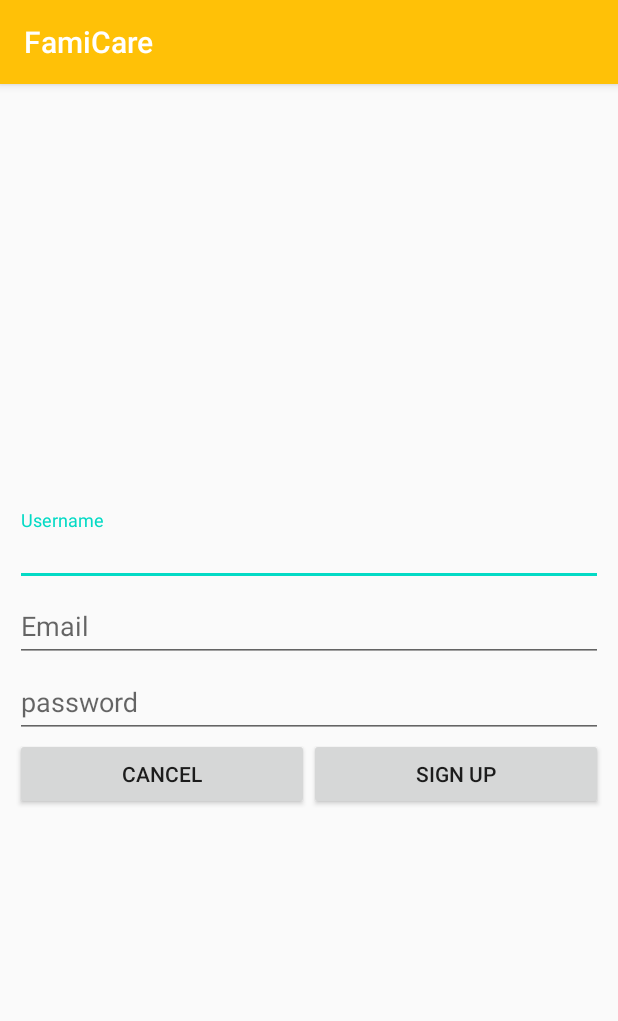
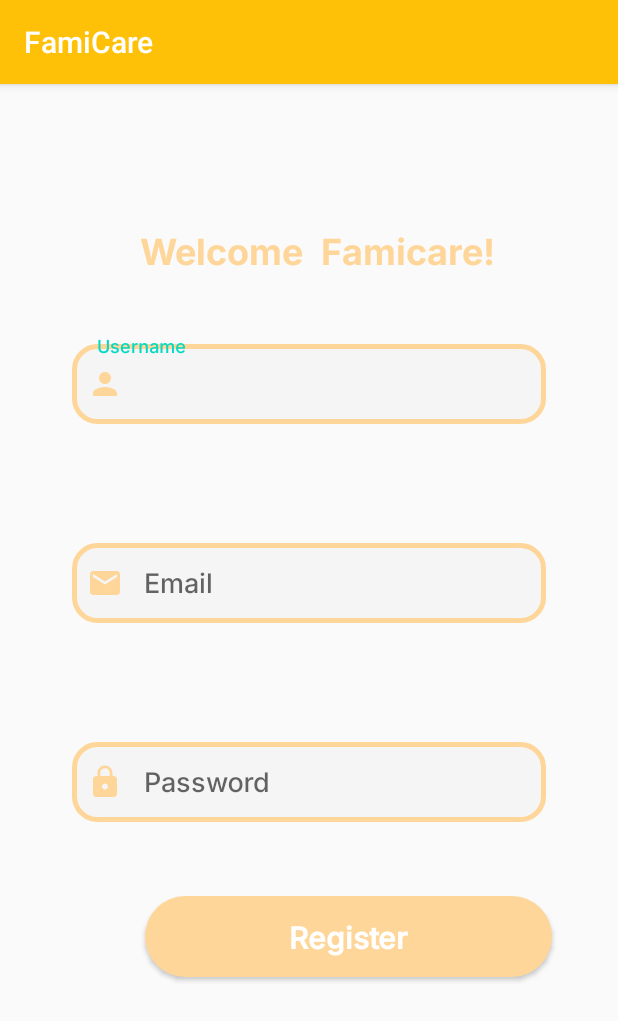
Before and after one commit to ethan91024/FamiCare, an Android app: the Signup screen opened directly, with no data from a screen before it, on a phone screen of 412 x 824 dp. Shown: the top 1021 px of the screen. Run offline under Robolectric (Android 15) with nearby library versions, the phone set to English and light mode, and no system bars; our stand-ins replace Firebase (no records; nobody signed in at launch, a user with empty details on screens opened directly); Roboto replaces fonts that are not available here.

Commit message:
sign up大概拉好(之後再調顏色)

```diff
--- a/app/src/main/java/com/ethan/FamiCare/Signup.java
+++ b/app/src/main/java/com/ethan/FamiCare/Signup.java
@@ -40,7 +40,7 @@ public class Signup extends AppCompatActivity {
         username=findViewById(R.id.username);
         email = findViewById(R.id.email);
         password = findViewById(R.id.password);
-        cancel= findViewById(R.id.cancel);
+        //cancel= findViewById(R.id.cancel);
         signup = findViewById(R.id.signupb);
 
         auth = FirebaseAuth.getInstance();
@@ -64,7 +64,7 @@ public class Signup extends AppCompatActivity {
 
                     }
                 });
-
+/*
         cancel.setOnClickListener(new View.OnClickListener() {
             @Override
             public void onClick(View v) {
@@ -73,6 +73,8 @@ public class Signup extends AppCompatActivity {
 
             }
         });
+
+ */
 
         signup.setOnClickListener(new View.OnClickListener() {
             @Override
--- /dev/null
+++ b/app/src/main/res/drawable/baseline_email_24.xml
@@ -0,0 +1,5 @@
+<vector android:height="24dp" android:tint="#FFD699"
+    android:viewportHeight="24" android:viewportWidth="24"
+    android:width="24dp" xmlns:android="http://schemas.android.com/apk/res/android">
+    <path android:fillColor="@android:color/white" android:pathData="M20,4L4,4c-1.1,0 -1.99,0.9 -1.99,2L2,18c0,1.1 0.9,2 2,2h16c1.1,0 2,-0.9 2,-2L22,6c0,-1.1 -0.9,-2 -2,-2zM20,8l-8,5 -8,-5L4,6l8,5 8,-5v2z"/>
+</vector>
--- /dev/null
+++ b/app/src/main/res/drawable/baseline_lock_24.xml
@@ -0,0 +1,5 @@
+<vector android:height="24dp" android:tint="#FFD699"
+    android:viewportHeight="24" android:viewportWidth="24"
+    android:width="24dp" xmlns:android="http://schemas.android.com/apk/res/android">
+    <path android:fillColor="@android:color/white" android:pathData="M18,8h-1L17,6c0,-2.76 -2.24,-5 -5,-5S7,3.24 7,6v2L6,8c-1.1,0 -2,0.9 -2,2v10c0,1.1 0.9,2 2,2h12c1.1,0 2,-0.9 2,-2L20,10c0,-1.1 -0.9,-2 -2,-2zM12,17c-1.1,0 -2,-0.9 -2,-2s0.9,-2 2,-2 2,0.9 2,2 -0.9,2 -2,2zM15.1,8L8.9,8L8.9,6c0,-1.71 1.39,-3.1 3.1,-3.1 1.71,0 3.1,1.39 3.1,3.1v2z"/>
+</vector>
--- /dev/null
+++ b/app/src/main/res/drawable/baseline_person_24.xml
@@ -0,0 +1,5 @@
+<vector android:height="24dp" android:tint="#FFD699"
+    android:viewportHeight="24" android:viewportWidth="24"
+    android:width="24dp" xmlns:android="http://schemas.android.com/apk/res/android">
+    <path android:fillColor="@android:color/white" android:pathData="M12,12c2.21,0 4,-1.79 4,-4s-1.79,-4 -4,-4 -4,1.79 -4,4 1.79,4 4,4zM12,14c-2.67,0 -8,1.34 -8,4v2h16v-2c0,-2.66 -5.33,-4 -8,-4z"/>
+</vector>
--- a/app/src/main/res/drawable/email_tf.xml
+++ b/app/src/main/res/drawable/email_tf.xml
@@ -1,7 +1,7 @@
 <?xml version="1.0" encoding="utf-8"?>
 <shape xmlns:android="http://schemas.android.com/apk/res/android"
     android:shape="rectangle">
-    <solid android:color="#FFFFFF"/>
+    <solid android:color="#F5F5F5"/>
     <corners android:radius="15dp"/>
 
     <stroke android:width="3dp"
--- a/app/src/main/res/layout/activity_login2.xml
+++ b/app/src/main/res/layout/activity_login2.xml
@@ -27,6 +27,8 @@
             android:layout_marginEnd="14dp"
             android:layout_marginBottom="24dp"
             android:background="@drawable/email_tf"
+            android:drawableLeft="@drawable/baseline_email_24"
+            android:fontFamily="@font/inter_medium"
             android:hint="   Email"
             android:includeFontPadding="false"
             android:inputType="textEmailAddress"
@@ -54,6 +56,8 @@
             android:layout_marginEnd="14dp"
             android:layout_marginBottom="24dp"
             android:background="@drawable/email_tf"
+            android:drawableLeft="@drawable/baseline_lock_24"
+            android:fontFamily="@font/inter_medium"
             android:hint="   Password"
             android:inputType="textPassword"
             android:padding="5dp"
@@ -66,7 +70,7 @@
         android:layout_width="wrap_content"
         android:layout_height="wrap_content"
         android:layout_marginStart="114dp"
-        android:layout_marginTop="25dp"
+        android:layout_marginTop="23dp"
         android:layout_marginEnd="114dp"
         android:layout_marginBottom="3dp"
         android:fontFamily="@font/inder"
@@ -75,20 +79,22 @@
         android:textSize="12sp"
         app:layout_constraintBottom_toTopOf="@+id/signup"
         app:layout_constraintEnd_toEndOf="parent"
-        app:layout_constraintHorizontal_bias="0.489"
+        app:layout_constraintHorizontal_bias="0.0"
         app:layout_constraintStart_toStartOf="parent"
-        app:layout_constraintTop_toBottomOf="@+id/loginb" />
+        app:layout_constraintTop_toBottomOf="@+id/loginb"
+        app:layout_constraintVertical_bias="0.304" />
 
     <Button
         android:id="@+id/loginb"
-        android:layout_width="271dp"
-        android:layout_height="54dp"
+        android:layout_width="308dp"
+        android:layout_height="52dp"
         android:layout_marginStart="137dp"
         android:layout_marginEnd="137dp"
         android:background="@drawable/login_btn"
         android:fontFamily="@font/inter_medium"
         android:text="Log in"
         android:textAllCaps="false"
+        android:textColor="@color/white"
         android:textSize="20sp"
         app:layout_constraintBottom_toBottomOf="parent"
         app:layout_constraintEnd_toEndOf="parent"
@@ -106,7 +112,7 @@
         android:fontFamily="@font/inter_bold"
         android:text="Famicare"
         android:textAllCaps="false"
-        android:textColor="#000000"
+        android:textColor="#FFD699"
         android:textSize="48sp"
         app:layout_constraintBottom_toTopOf="@+id/email"
         app:layout_constraintEnd_toEndOf="parent"
@@ -116,14 +122,15 @@
 
     <Button
         android:id="@+id/signup"
-        android:layout_width="271dp"
-        android:layout_height="54dp"
+        android:layout_width="308dp"
+        android:layout_height="52dp"
         android:layout_marginStart="137dp"
         android:layout_marginEnd="137dp"
         android:background="@drawable/login_btn"
         android:fontFamily="@font/inter_medium"
         android:text="Sign up"
         android:textAllCaps="false"
+        android:textColor="@color/white"
         android:textSize="20sp"
         app:layout_constraintBottom_toBottomOf="parent"
         app:layout_constraintEnd_toEndOf="parent"
--- a/app/src/main/res/layout/activity_signup.xml
+++ b/app/src/main/res/layout/activity_signup.xml
@@ -1,83 +1,134 @@
 <?xml version="1.0" encoding="utf-8"?>
-<FrameLayout xmlns:android="http://schemas.android.com/apk/res/android"
+<androidx.constraintlayout.widget.ConstraintLayout xmlns:android="http://schemas.android.com/apk/res/android"
     xmlns:app="http://schemas.android.com/apk/res-auto"
     xmlns:tools="http://schemas.android.com/tools"
     android:layout_width="match_parent"
     android:layout_height="match_parent"
     tools:context=".Signup">
-    <LinearLayout
-        android:layout_width="match_parent"
-        android:layout_height="wrap_content"
-        android:layout_gravity="center"
-        android:orientation="vertical">
+
     <com.google.android.material.textfield.TextInputLayout
         android:id="@+id/username"
-            android:layout_width="match_parent"
-            android:layout_height="wrap_content"
-            android:layout_marginStart="10dp"
-            android:layout_marginEnd="10dp"
-            android:hint="Username"
-            app:boxBackgroundMode="outline">
+        android:layout_width="344dp"
+        android:layout_height="61dp"
+        android:layout_marginTop="168dp"
+
+        app:boxBackgroundMode="outline"
+        app:layout_constraintEnd_toEndOf="parent"
+        app:layout_constraintStart_toStartOf="parent"
+        app:layout_constraintTop_toTopOf="parent">
+
         <com.google.android.material.textfield.TextInputEditText
             android:layout_width="match_parent"
-                android:layout_height="match_parent"
-                android:inputType="textPersonName" />
+            android:layout_height="53dp"
+            android:layout_marginStart="14dp"
+            android:layout_marginTop="311dp"
+            android:layout_marginEnd="14dp"
+            android:layout_marginBottom="24dp"
+            android:background="@drawable/email_tf"
+            android:drawableLeft="@drawable/baseline_person_24"
+            android:fontFamily="@font/inter_medium"
+            android:hint="  Username"
+            android:includeFontPadding="false"
+            android:inputType="textPersonName"
+            android:padding="5dp"
+            android:paddingStart="10dp" />
     </com.google.android.material.textfield.TextInputLayout>
 
     <com.google.android.material.textfield.TextInputLayout
         android:id="@+id/email"
-            android:layout_width="match_parent"
-            android:layout_height="wrap_content"
-            android:layout_marginStart="10dp"
-            android:layout_marginEnd="10dp"
-            android:hint="Email"
-            app:boxBackgroundMode="outline">
+        android:layout_width="344dp"
+        android:layout_height="61dp"
+        android:layout_marginTop="20dp"
+        android:layout_marginBottom="20dp"
+        app:boxBackgroundMode="outline"
+        app:layout_constraintBottom_toTopOf="@+id/password"
+        app:layout_constraintEnd_toEndOf="parent"
+        app:layout_constraintStart_toStartOf="parent"
+        app:layout_constraintTop_toBottomOf="@+id/username">
 
         <com.google.android.material.textfield.TextInputEditText
             android:layout_width="match_parent"
-                android:layout_height="match_parent"
-                android:inputType="textEmailAddress" />
+            android:layout_height="53dp"
+            android:layout_marginStart="14dp"
+            android:layout_marginTop="311dp"
+            android:layout_marginEnd="14dp"
+            android:layout_marginBottom="24dp"
+            android:background="@drawable/email_tf"
+            android:drawableLeft="@drawable/baseline_email_24"
+            android:fontFamily="@font/inter_medium"
+            android:hint="   Email"
+            android:includeFontPadding="false"
+            android:inputType="textEmailAddress"
+            android:padding="5dp"
+            android:paddingStart="10dp" />
+
     </com.google.android.material.textfield.TextInputLayout>
 
     <com.google.android.material.textfield.TextInputLayout
         android:id="@+id/password"
-            android:layout_width="match_parent"
-            android:layout_height="wrap_content"
-            android:layout_marginStart="10dp"
-            android:layout_marginEnd="10dp"
-            android:hint="password"
-            app:boxBackgroundMode="outline">
+        android:layout_width="344dp"
+        android:layout_height="61dp"
+        app:boxBackgroundMode="outline"
+        app:layout_constraintBottom_toBottomOf="parent"
+        app:layout_constraintEnd_toEndOf="parent"
+        app:layout_constraintStart_toStartOf="parent"
+        app:layout_constraintTop_toTopOf="parent"
+        app:layout_constraintVertical_bias="0.613">
 
         <com.google.android.material.textfield.TextInputEditText
             android:layout_width="match_parent"
-                android:layout_height="wrap_content"
-                android:inputType="textPassword" />
+            android:layout_height="53dp"
+            android:layout_marginStart="14dp"
+            android:layout_marginTop="311dp"
+            android:layout_marginEnd="14dp"
+            android:layout_marginBottom="24dp"
+            android:background="@drawable/email_tf"
+            android:drawableLeft="@drawable/baseline_lock_24"
+            android:fontFamily="@font/inter_medium"
+            android:hint="   Password"
+            android:inputType="textPassword"
+            android:padding="5dp"
+            android:paddingStart="10dp" />
+
     </com.google.android.material.textfield.TextInputLayout>
-
-        <LinearLayout
-            android:layout_width="match_parent"
-            android:layout_height="wrap_content"
-            android:layout_marginStart="10dp"
-
-            android:layout_marginEnd="10dp"
-            android:weightSum="2">
-
-            <Button
-                android:id="@+id/cancel"
-                android:layout_width="wrap_content"
-                android:layout_height="wrap_content"
-                android:layout_weight="1"
-                android:text="cancel" />
 
     <Button
         android:id="@+id/signupb"
-                android:layout_width="wrap_content"
-                android:layout_height="wrap_content"
-                android:layout_weight="1"
-                android:text="Sign Up" />
+        android:layout_width="271dp"
+        android:layout_height="54dp"
+        android:layout_marginStart="44dp"
+        android:layout_marginTop="40dp"
+        android:layout_marginEnd="44dp"
+        android:background="@drawable/login_btn"
+        android:fontFamily="@font/inter_medium"
+        android:text="Register"
+        android:textAllCaps="false"
+        android:textColor="@color/white"
+        android:textSize="20sp"
+        android:textStyle="bold"
+        app:layout_constraintBottom_toBottomOf="parent"
+        app:layout_constraintEnd_toEndOf="parent"
+        app:layout_constraintHorizontal_bias="1.0"
+        app:layout_constraintStart_toStartOf="parent"
+        app:layout_constraintTop_toBottomOf="@+id/password"
+        app:layout_constraintVertical_bias="0.038" />
 
-        </LinearLayout>
+    <TextView
+        android:id="@+id/textView"
+        android:layout_width="262dp"
+        android:layout_height="30dp"
+        android:layout_marginStart="67dp"
+        android:layout_marginEnd="67dp"
+        android:layout_marginBottom="44dp"
+        android:fontFamily="@font/inter_bold"
+        android:text="   Welcome  Famicare! "
+        android:textAllCaps="false"
+        android:textColor="#FFD699"
+        android:textSize="24sp"
+        app:layout_constraintBottom_toTopOf="@+id/username"
+        app:layout_constraintEnd_toEndOf="parent"
+        app:layout_constraintStart_toStartOf="parent"
+        app:layout_constraintTop_toTopOf="parent"
+        app:layout_constraintVertical_bias="1.0" />
 
-
-    </LinearLayout>
-</FrameLayout>
+</androidx.constraintlayout.widget.ConstraintLayout>
```
Lines whose indentation alone changed are shown as unchanged.
